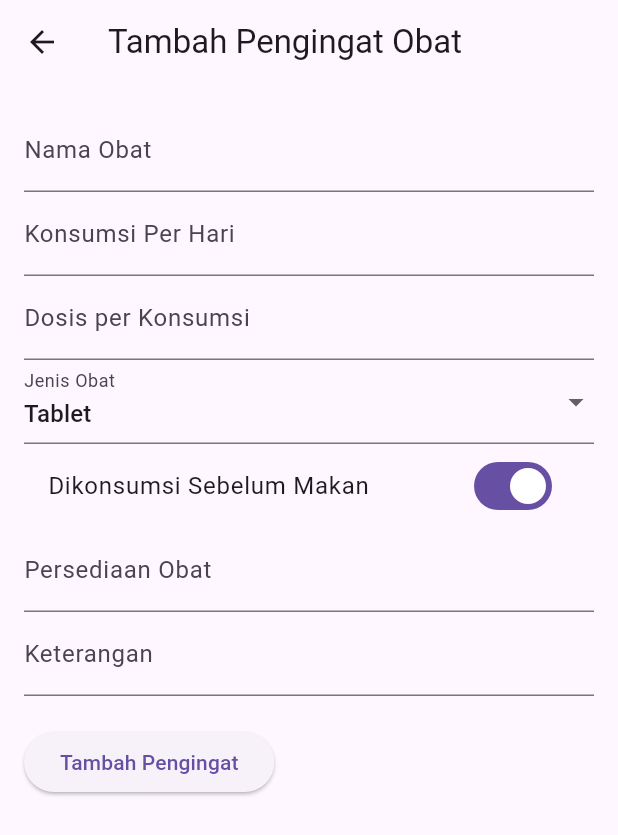
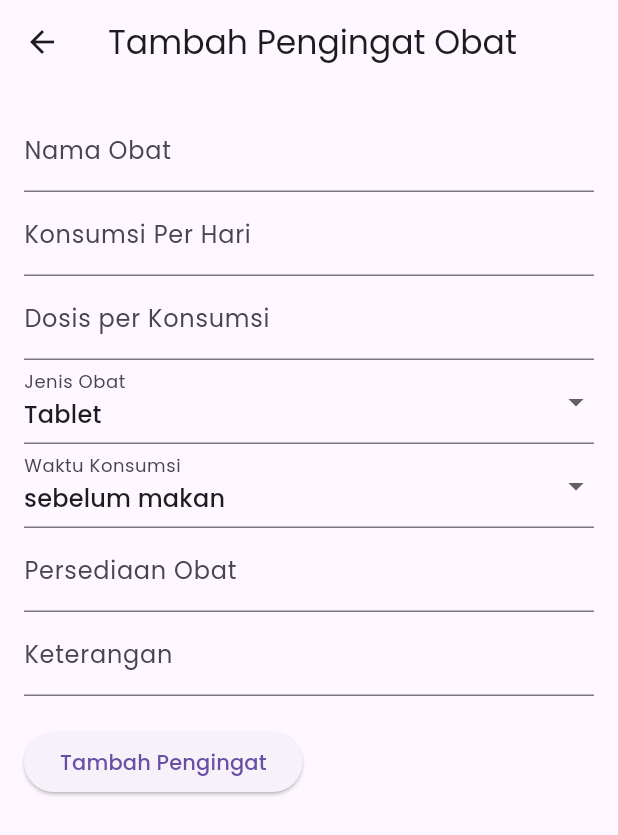
Before and after one commit to lutzzzx/medal, a Flutter app: the MainScreen screen opened directly, item 2 of the bottom bar chosen, after a tap on the "add" icon, on a phone screen of 412 x 824 dp. Shown: the top 835 px of the screen. Run offline on Flutter 3.47's test engine with Material 3 defaults, Android fonts, the phone set to English and light mode, and no system bars; our stand-ins replace cloud_firestore, firebase_auth, firebase_core, flutter_local_notifications, google_fonts, permission_handler and 2 more; accounts and stored records are empty.

Commit message:
Penyesuaian font dan tipe data

```diff
--- a/lib/main.dart
+++ b/lib/main.dart
@@ -1,5 +1,6 @@
 import 'package:flutter/material.dart';
 import 'package:firebase_core/firebase_core.dart';
+import 'package:google_fonts/google_fonts.dart';
 import 'package:medal/screens/main_screen.dart';
 import 'package:medal/screens/reminder/notification_service.dart';
 
@@ -17,7 +18,10 @@ class MyApp extends StatelessWidget {
   Widget build(BuildContext context) {
     return MaterialApp(
       debugShowCheckedModeBanner: false,
-      title: 'Medication Reminder',
+      title: 'MedAl',
+      theme: ThemeData(
+        textTheme: GoogleFonts.poppinsTextTheme(),
+      ),
       home: MainScreen(),
     );
   }
--- a/lib/screens/home_screen.dart
+++ b/lib/screens/home_screen.dart
@@ -13,7 +13,7 @@ class _HomeScreenState extends State<HomeScreen> {
   final String userId = FirebaseAuth.instance.currentUser?.uid ?? '';
   Timer? _timer;
   DateTime _currentDate = DateTime.now();
-  bool _showCompleted = false;
+  int _selectedTab = 0; // 0 for belum diminum, 1 for telah diminum
 
   @override
   void initState() {
@@ -53,9 +53,41 @@ class _HomeScreenState extends State<HomeScreen> {
   Widget build(BuildContext context) {
     return Scaffold(
       appBar: AppBar(
-        title: Text('Daftar Obat Harian'),
+        title: Text('Daftar Obat Hari Ini'),
       ),
-      body: StreamBuilder<QuerySnapshot>(
+      body: Column(
+        children: [
+          // Tombol untuk memilih daftar obat
+          Row(
+            mainAxisAlignment: MainAxisAlignment.center,
+            children: [
+              ElevatedButton(
+                onPressed: () {
+                  setState(() {
+                    _selectedTab = 0;
+                  });
+                },
+                style: ElevatedButton.styleFrom(
+                  backgroundColor: _selectedTab == 0 ? Colors.blue : Colors.grey[200],
+                ),
+                child: Text('Belum Diminum'),
+              ),
+              SizedBox(width: 10),
+              ElevatedButton(
+                onPressed: () {
+                  setState(() {
+                    _selectedTab = 1;
+                  });
+                },
+                style: ElevatedButton.styleFrom(
+                  backgroundColor: _selectedTab == 1 ? Colors.blue : Colors.grey[200],
+                ),
+                child: Text('Telah Diminum'),
+              ),
+            ],
+          ),
+          Expanded(
+            child: StreamBuilder<QuerySnapshot>(
               stream: FirebaseFirestore.instance
                   .collection('reminders')
                   .where('userId', isEqualTo: userId)
@@ -73,14 +105,13 @@ class _HomeScreenState extends State<HomeScreen> {
                 final now = DateTime.now();
                 final formattedTime = "${now.hour.toString().padLeft(2, '0')}:${now.minute.toString().padLeft(2, '0')}";
 
-          // Pisahkan daftar obat menjadi dua kategori
-          List<Widget> activeList = [];
-          List<Widget> completedList = [];
+                List<Widget> listToShow = [];
 
                 for (var reminder in reminders) {
                   final medicineName = reminder['medicineName'];
-            final doses = int.tryParse(reminder['doses']) ?? 0;
+                  final doses = reminder['doses'];
                   final medicineType = reminder['medicineType'];
+                  final medicineUse = reminder['medicineUse'];
                   final times = List<String>.from(reminder['times']);
                   final statusMap = Map<String, bool>.from(reminder['status']);
                   final supply = reminder['supply'] ?? 0;
@@ -89,8 +120,9 @@ class _HomeScreenState extends State<HomeScreen> {
                     final isDue = time.compareTo(formattedTime) <= 0;
                     final isChecked = statusMap[time] ?? false;
 
-              // Jangan tampilkan obat yang belum waktunya
-              if (!isDue) continue;
+                    // Filter berdasarkan tab yang dipilih
+                    if (_selectedTab == 0 && (!isDue || isChecked)) continue;
+                    if (_selectedTab == 1 && (!isDue || !isChecked)) continue;
 
                     final listItem = ListTile(
                       title: Text(
@@ -101,7 +133,7 @@ class _HomeScreenState extends State<HomeScreen> {
                         ),
                       ),
                       subtitle: Text(
-                  "Waktu: $time - Dosis: $doses $medicineType",
+                        "Waktu: $time - Dosis: $doses $medicineType (${medicineUse})",
                         style: TextStyle(color: Colors.grey),
                       ),
                       trailing: Checkbox(
@@ -128,38 +160,23 @@ class _HomeScreenState extends State<HomeScreen> {
                       ),
                     );
 
-              if (isChecked) {
-                completedList.add(listItem);
-              } else {
-                activeList.add(listItem);
-              }
+                    listToShow.add(listItem);
                   }
                 }
 
-          return ListView(
-            children: [
-              // Daftar obat aktif
-              ...activeList,
-              Divider(),
-              // Bagian obat selesai diminum
-              ListTile(
-                title: Text(
-                  'Obat yang telah selesai diminum',
-                  style: TextStyle(fontWeight: FontWeight.bold),
-                ),
-                trailing: IconButton(
-                  icon: Icon(_showCompleted ? Icons.expand_less : Icons.expand_more),
-                  onPressed: () {
-                    setState(() {
-                      _showCompleted = !_showCompleted;
-                    });
+                if (listToShow.isEmpty) {
+                  return Center(
+                    child: Text(_selectedTab == 0
+                        ? 'Tidak ada obat yang belum diminum.'
+                        : 'Tidak ada obat yang telah diminum.'),
+                  );
+                }
+
+                return ListView(children: listToShow);
               },
             ),
           ),
-              if (_showCompleted) ...completedList,
         ],
-          );
-        },
       ),
     );
   }
--- a/lib/screens/main_screen.dart
+++ b/lib/screens/main_screen.dart
@@ -61,7 +61,7 @@ class _HomeScreenState extends State<MainScreen> {
         automaticallyImplyLeading: false,
         actions: [
           IconButton(
-            icon: Icon(Icons.person),
+            icon: Icon(Icons.account_circle),
             onPressed: () {
               Navigator.push(
                 context,
--- a/lib/screens/reminder/add_reminder_screen.dart
+++ b/lib/screens/reminder/add_reminder_screen.dart
@@ -18,7 +18,7 @@ class _AddReminderScreenState extends State<AddReminderScreen> {
   final _supplyController = TextEditingController();
   final _notesController = TextEditingController();
   String _medicineType = 'Tablet';
-  bool _beforeMeal = true;
+  String _medicineUse = 'sebelum makan';
   List<TimeOfDay> _times = [];
 
   void _generateTimes() {
@@ -32,8 +32,6 @@ class _AddReminderScreenState extends State<AddReminderScreen> {
     }
     setState(() {});
   }
-
-
 
   void _addReminder() async {
     if (_formKey.currentState!.validate()) {
@@ -62,9 +60,9 @@ class _AddReminderScreenState extends State<AddReminderScreen> {
           'userId': user.uid,
           'medicineName': _medicineNameController.text,
           'dailyConsumption': int.parse(_dailyConsumptionController.text),
-          'doses': _dosesController.text,
+          'doses': int.parse(_dosesController.text),
           'medicineType': _medicineType,
-          'beforeMeal': _beforeMeal,
+          'medicineUse': _medicineUse,
           'supply': int.parse(_supplyController.text),
           'notes': _notesController.text,
           'times': _times
@@ -96,7 +94,7 @@ class _AddReminderScreenState extends State<AddReminderScreen> {
             title: "Saatnya Minum Obat ${_medicineNameController.text}",
             body:
             "Minum obat sebanyak ${_dosesController.text} ${_medicineType}. "
-                "${_beforeMeal ? "Diminum sebelum makan." : "Diminum setelah makan."}",
+                "Diminum ${_medicineUse}.",
             scheduleTime: adjustedScheduledTime,
           );
         }
@@ -112,8 +110,6 @@ class _AddReminderScreenState extends State<AddReminderScreen> {
       }
     }
   }
-
-
 
   @override
   Widget build(BuildContext context) {
@@ -170,8 +166,11 @@ class _AddReminderScreenState extends State<AddReminderScreen> {
                 TextFormField(
                   controller: _dosesController,
                   decoration: InputDecoration(labelText: 'Dosis per Konsumsi'),
+                  keyboardType: TextInputType.number,
                   validator: (value) =>
-                  value == null || value.isEmpty ? 'Wajib diisi' : null,
+                  value == null || int.tryParse(value) == null
+                      ? 'Harus berupa angka'
+                      : null,
                 ),
                 DropdownButtonFormField<String>(
                   value: _medicineType,
@@ -188,14 +187,20 @@ class _AddReminderScreenState extends State<AddReminderScreen> {
                   },
                   decoration: InputDecoration(labelText: 'Jenis Obat'),
                 ),
-                SwitchListTile(
-                  title: Text('Dikonsumsi Sebelum Makan'),
-                  value: _beforeMeal,
+                DropdownButtonFormField<String>(
+                  value: _medicineUse,
+                  items: ['sebelum makan', 'sesudah makan', 'saat makan']
+                      .map((use) => DropdownMenuItem(
+                    value: use,
+                    child: Text(use),
+                  ))
+                      .toList(),
                   onChanged: (value) {
                     setState(() {
-                      _beforeMeal = value;
+                      _medicineUse = value!;
                     });
                   },
+                  decoration: InputDecoration(labelText: 'Waktu Konsumsi'),
                 ),
                 TextFormField(
                   controller: _supplyController,
--- a/lib/screens/reminder/reminder_detail_screen.dart
+++ b/lib/screens/reminder/reminder_detail_screen.dart
@@ -40,7 +40,7 @@ class ReminderDetailScreen extends StatelessWidget {
             SizedBox(height: 10),
             Text('Konsumsi Per Hari: ${data['dailyConsumption']}'),
             Text('Dosis: ${data['doses']} ${data['medicineType']}'),
-            Text('Sebelum Makan: ${data['beforeMeal'] ? "Ya" : "Tidak"}'),
+            Text('Waktu Konsumsi: ${data['medicineUse']}'),
             Text('Persediaan Obat: ${data['supply']}'),
             Text('Keterangan: ${data['notes']}'),
             SizedBox(height: 10),
--- a/pubspec.yaml
+++ b/pubspec.yaml
@@ -37,6 +37,7 @@ dependencies:
   timezone: ^0.10.0
   permission_handler: ^11.3.1
   shared_preferences: ^2.3.3
+  google_fonts: ^6.2.1
 
   # The following adds the Cupertino Icons font to your application.
   # Use with the CupertinoIcons class for iOS style icons.
```
Also changed, not shown: lib/screens/reminder/edit_reminder_screen.dart (+20 -13 lines), pubspec.lock. Lines whose indentation alone changed are shown as unchanged.
